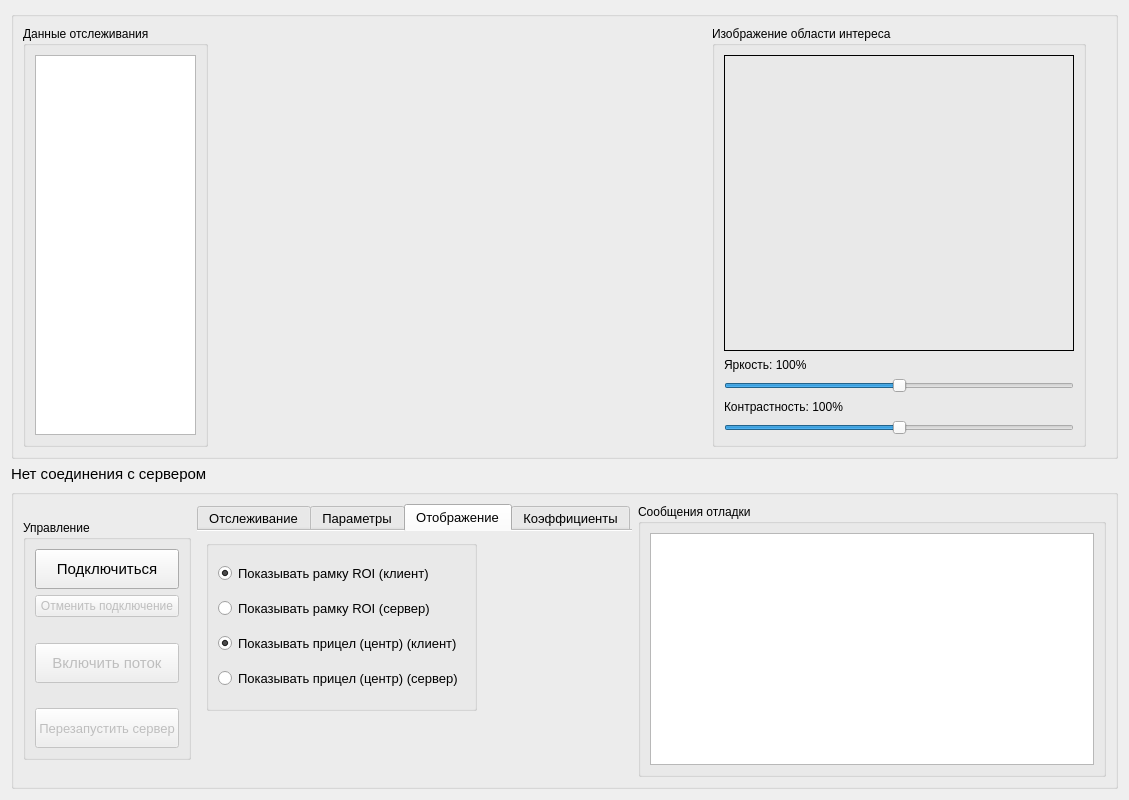
Above: form.ui from expoolleet/pi-tracking-stream-receiver before the change. Below: the same form after it.
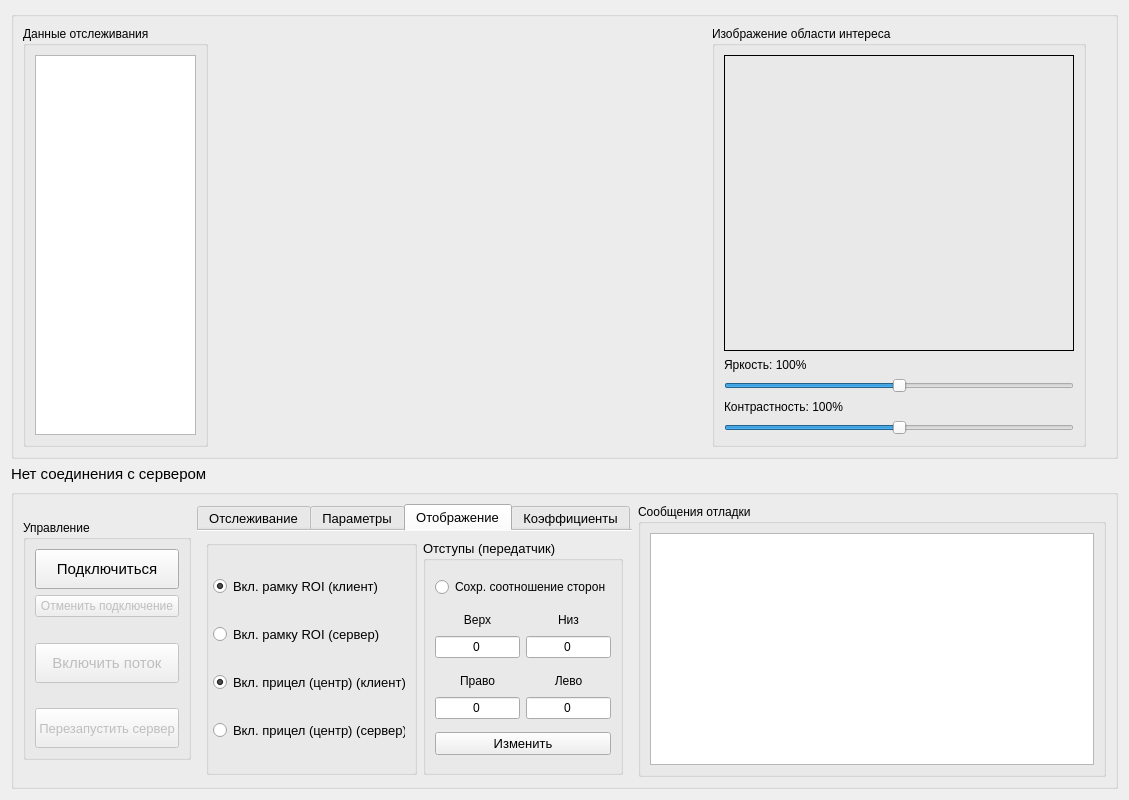
That is the form after the change. The open tabs and pages were chosen to show the change. Icons and pictures are not drawn.

```diff
--- a/form.ui
+++ b/form.ui
@@ -1327,19 +1327,16 @@
          <attribute name="title">
           <string>Отображение</string>
          </attribute>
+         <layout class="QHBoxLayout" name="horizontalLayout_12">
+          <item>
          <widget class="QGroupBox" name="groupBox_5">
-          <property name="geometry">
-           <rect>
-            <x>9</x>
-            <y>9</y>
-            <width>271</width>
-            <height>171</height>
-           </rect>
-          </property>
           <property name="title">
            <string/>
           </property>
           <layout class="QVBoxLayout" name="verticalLayout_16">
+             <property name="leftMargin">
+              <number>4</number>
+             </property>
            <item>
             <widget class="QRadioButton" name="toggle_roi_radio_button">
              <property name="font">
@@ -1351,7 +1348,7 @@
               <cursorShape>PointingHandCursor</cursorShape>
              </property>
              <property name="text">
-              <string>Показывать рамку ROI (клиент)</string>
+                <string>Вкл. рамку ROI (клиент)</string>
              </property>
              <property name="checkable">
               <bool>true</bool>
@@ -1375,7 +1372,7 @@
               <cursorShape>PointingHandCursor</cursorShape>
              </property>
              <property name="text">
-              <string>Показывать рамку ROI (сервер)</string>
+                <string>Вкл. рамку ROI (сервер)</string>
              </property>
              <property name="autoExclusive">
               <bool>false</bool>
@@ -1393,7 +1390,7 @@
               <cursorShape>PointingHandCursor</cursorShape>
              </property>
              <property name="text">
-              <string>Показывать прицел (центр) (клиент) </string>
+                <string>Вкл. прицел (центр) (клиент) </string>
              </property>
              <property name="checkable">
               <bool>true</bool>
@@ -1412,7 +1409,7 @@
               <cursorShape>PointingHandCursor</cursorShape>
              </property>
              <property name="text">
-              <string>Показывать прицел (центр) (сервер)</string>
+                <string>Вкл. прицел (центр) (сервер)</string>
              </property>
              <property name="autoExclusive">
               <bool>false</bool>
@@ -1421,6 +1418,213 @@
            </item>
           </layout>
          </widget>
+          </item>
+          <item>
+           <widget class="QGroupBox" name="groupBox_9">
+            <property name="maximumSize">
+             <size>
+              <width>200</width>
+              <height>16777215</height>
+             </size>
+            </property>
+            <property name="title">
+             <string>Отступы (передатчик)</string>
+            </property>
+            <layout class="QVBoxLayout" name="verticalLayout_21">
+             <item>
+              <widget class="QRadioButton" name="keep_frame_aspect_ratio_radio_button">
+               <property name="font">
+                <font>
+                 <pointsize>9</pointsize>
+                </font>
+               </property>
+               <property name="acceptDrops">
+                <bool>false</bool>
+               </property>
+               <property name="text">
+                <string>Сохр. соотношение сторон</string>
+               </property>
+              </widget>
+             </item>
+             <item>
+              <layout class="QHBoxLayout" name="horizontalLayout_10">
+               <item>
+                <layout class="QVBoxLayout" name="verticalLayout_17">
+                 <item>
+                  <widget class="QLabel" name="label_14">
+                   <property name="maximumSize">
+                    <size>
+                     <width>16777215</width>
+                     <height>20</height>
+                    </size>
+                   </property>
+                   <property name="font">
+                    <font>
+                     <pointsize>9</pointsize>
+                    </font>
+                   </property>
+                   <property name="text">
+                    <string>Верх</string>
+                   </property>
+                   <property name="alignment">
+                    <set>Qt::AlignmentFlag::AlignCenter</set>
+                   </property>
+                  </widget>
+                 </item>
+                 <item>
+                  <widget class="QLineEdit" name="frame_upper_border_line_edit">
+                   <property name="font">
+                    <font>
+                     <pointsize>9</pointsize>
+                    </font>
+                   </property>
+                   <property name="text">
+                    <string>0</string>
+                   </property>
+                   <property name="alignment">
+                    <set>Qt::AlignmentFlag::AlignCenter</set>
+                   </property>
+                  </widget>
+                 </item>
+                </layout>
+               </item>
+               <item>
+                <layout class="QVBoxLayout" name="verticalLayout_18">
+                 <item>
+                  <widget class="QLabel" name="label_13">
+                   <property name="maximumSize">
+                    <size>
+                     <width>16777215</width>
+                     <height>20</height>
+                    </size>
+                   </property>
+                   <property name="font">
+                    <font>
+                     <pointsize>9</pointsize>
+                    </font>
+                   </property>
+                   <property name="text">
+                    <string>Низ</string>
+                   </property>
+                   <property name="alignment">
+                    <set>Qt::AlignmentFlag::AlignCenter</set>
+                   </property>
+                  </widget>
+                 </item>
+                 <item>
+                  <widget class="QLineEdit" name="frame_lower_border_line_edit">
+                   <property name="font">
+                    <font>
+                     <pointsize>9</pointsize>
+                    </font>
+                   </property>
+                   <property name="text">
+                    <string>0</string>
+                   </property>
+                   <property name="alignment">
+                    <set>Qt::AlignmentFlag::AlignCenter</set>
+                   </property>
+                  </widget>
+                 </item>
+                </layout>
+               </item>
+              </layout>
+             </item>
+             <item>
+              <layout class="QHBoxLayout" name="horizontalLayout_11">
+               <item>
+                <layout class="QVBoxLayout" name="verticalLayout_20">
+                 <item>
+                  <widget class="QLabel" name="label_11">
+                   <property name="maximumSize">
+                    <size>
+                     <width>16777215</width>
+                     <height>20</height>
+                    </size>
+                   </property>
+                   <property name="font">
+                    <font>
+                     <pointsize>9</pointsize>
+                    </font>
+                   </property>
+                   <property name="text">
+                    <string>Право</string>
+                   </property>
+                   <property name="alignment">
+                    <set>Qt::AlignmentFlag::AlignCenter</set>
+                   </property>
+                  </widget>
+                 </item>
+                 <item>
+                  <widget class="QLineEdit" name="frame_right_border_line_edit">
+                   <property name="font">
+                    <font>
+                     <pointsize>9</pointsize>
+                    </font>
+                   </property>
+                   <property name="text">
+                    <string>0</string>
+                   </property>
+                   <property name="alignment">
+                    <set>Qt::AlignmentFlag::AlignCenter</set>
+                   </property>
+                  </widget>
+                 </item>
+                </layout>
+               </item>
+               <item>
+                <layout class="QVBoxLayout" name="verticalLayout_19">
+                 <item>
+                  <widget class="QLabel" name="label_12">
+                   <property name="maximumSize">
+                    <size>
+                     <width>16777215</width>
+                     <height>20</height>
+                    </size>
+                   </property>
+                   <property name="font">
+                    <font>
+                     <pointsize>9</pointsize>
+                    </font>
+                   </property>
+                   <property name="text">
+                    <string>Лево</string>
+                   </property>
+                   <property name="alignment">
+                    <set>Qt::AlignmentFlag::AlignCenter</set>
+                   </property>
+                  </widget>
+                 </item>
+                 <item>
+                  <widget class="QLineEdit" name="frame_left_border_line_edit">
+                   <property name="font">
+                    <font>
+                     <pointsize>9</pointsize>
+                    </font>
+                   </property>
+                   <property name="text">
+                    <string>0</string>
+                   </property>
+                   <property name="alignment">
+                    <set>Qt::AlignmentFlag::AlignCenter</set>
+                   </property>
+                  </widget>
+                 </item>
+                </layout>
+               </item>
+              </layout>
+             </item>
+             <item>
+              <widget class="QPushButton" name="change_frame_borders_push_button">
+               <property name="text">
+                <string>Изменить</string>
+               </property>
+              </widget>
+             </item>
+            </layout>
+           </widget>
+          </item>
+         </layout>
         </widget>
         <widget class="QWidget" name="tab_2">
          <attribute name="title">
```
Lines whose indentation alone changed are shown as unchanged.
